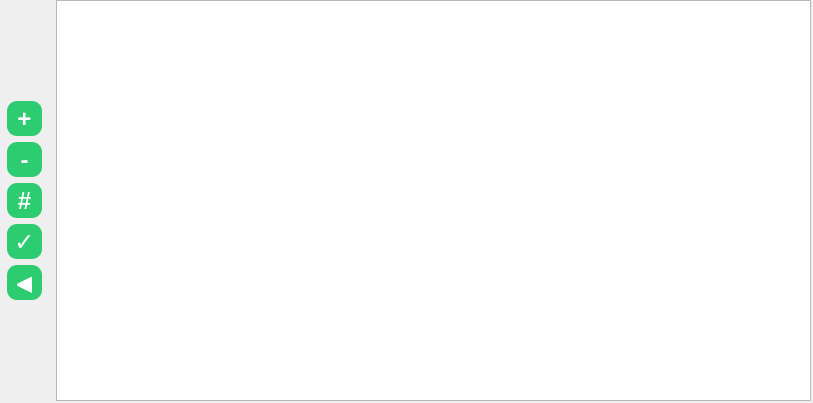
gabosaurio12/Tapp, file Construction/TaskManager/src/gui/forms/mainpage.ui: the form before one commit.
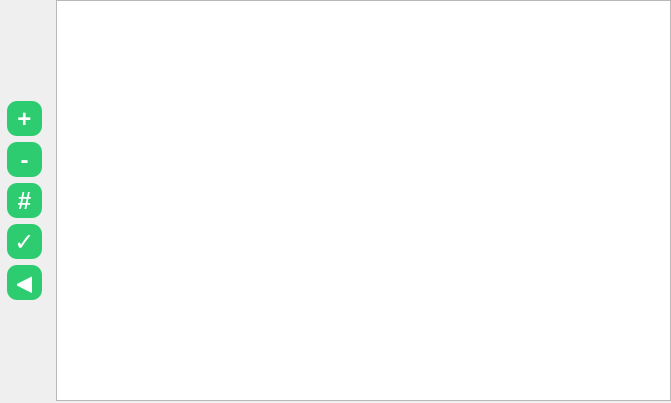
The form after the commit.

Commit message: UPDATE: Main page design updated, start date column deleted

```diff
--- a/Construction/TaskManager/src/gui/forms/mainpage.ui
+++ b/Construction/TaskManager/src/gui/forms/mainpage.ui
@@ -6,7 +6,7 @@
    <rect>
     <x>0</x>
     <y>0</y>
-    <width>813</width>
+    <width>671</width>
     <height>403</height>
    </rect>
   </property>
@@ -18,7 +18,7 @@
     <rect>
      <x>0</x>
      <y>0</y>
-     <width>811</width>
+     <width>671</width>
      <height>401</height>
     </rect>
    </property>
```
The commit also changes 2 other files.
